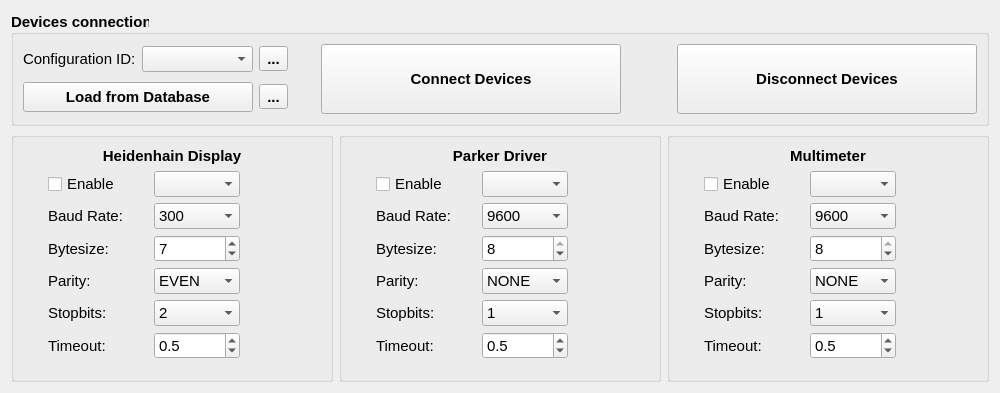
First picture: the form in deltabench/gui/ui/connectionwidget.ui, repository lnls-ima/delta-assembly-bench, before the edit.
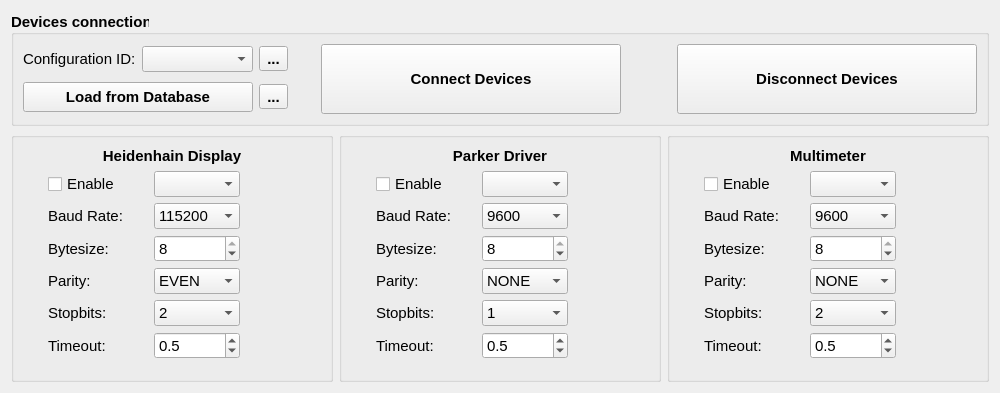
Second picture: the form after the edit. Icons and pictures are not drawn.

Commit message:
Change Connection tab default values
Change default values in connection tab so that
they are closer to what will be desired for the actual
configuration.

Diff of the .ui file:
```diff
--- a/deltabench/gui/ui/connectionwidget.ui
+++ b/deltabench/gui/ui/connectionwidget.ui
@@ -243,8 +243,11 @@
             <verstretch>0</verstretch>
            </sizepolicy>
           </property>
+          <property name="currentText">
+           <string>115200</string>
+          </property>
           <property name="currentIndex">
-           <number>0</number>
+           <number>9</number>
           </property>
           <item>
            <property name="text">
@@ -307,7 +310,7 @@
            <number>8</number>
           </property>
           <property name="value">
-           <number>7</number>
+           <number>8</number>
           </property>
          </widget>
         </item>
@@ -932,6 +935,12 @@
         </item>
         <item row="4" column="1">
          <widget class="QComboBox" name="cmb_multimeter_stopbits">
+          <property name="currentText">
+           <string>2</string>
+          </property>
+          <property name="currentIndex">
+           <number>2</number>
+          </property>
           <item>
            <property name="text">
             <string>1</string>
```
